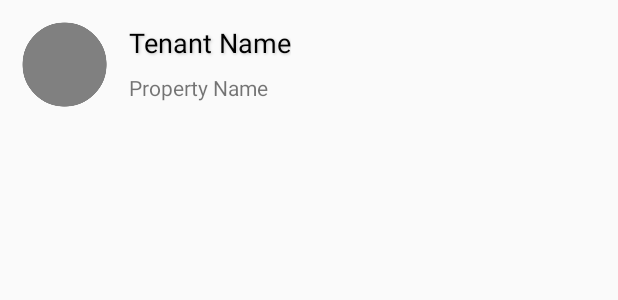
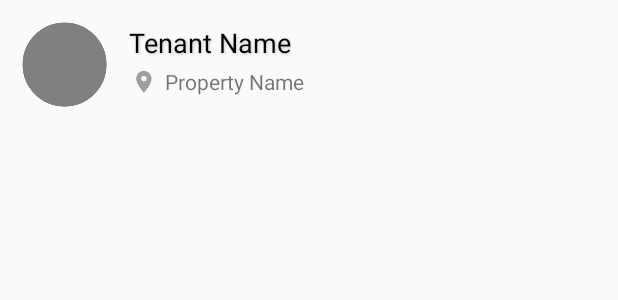
Before and after one commit to lowkaweiken/Rentasaur2, an Android app: the layout tenant_list_item.xml on its own in the app's theme, with its tools: preview values and no code run, on a phone screen of 412 x 824 dp. Shown: the top 300 px of the screen. Run offline under Robolectric (Android 15) with nearby library versions, the phone set to English and light mode, and no system bars.

```diff
--- a/app/src/main/AndroidManifest.xml
+++ b/app/src/main/AndroidManifest.xml
@@ -48,7 +48,9 @@
             android:name=".NewTenantActivity"
             android:parentActivityName=".MainActivity"
             android:screenOrientation="portrait" />
-        <activity android:name=".TenantProfile"></activity>
+        <activity android:name=".TenantProfile"
+            android:parentActivityName=".MainActivity"
+            android:screenOrientation="portrait"></activity>
     </application>
 
 </manifest>
--- a/app/src/main/res/layout/tenant_list_item.xml
+++ b/app/src/main/res/layout/tenant_list_item.xml
@@ -22,21 +22,31 @@
         android:textAppearance="@style/TextAppearance.AppCompat.Display1"
         android:textColor="@android:color/background_dark"
         android:textSize="18sp"
-        app:layout_constraintStart_toEndOf="@+id/imageView"
-        app:layout_constraintTop_toTopOf="@+id/imageView" />
+        app:layout_constraintStart_toEndOf="@+id/avatar_image"
+        app:layout_constraintTop_toTopOf="@+id/avatar_image" />
 
     <TextView
         android:id="@+id/tenant_property"
         android:layout_width="wrap_content"
         android:layout_height="wrap_content"
-        android:layout_marginStart="8dp"
-        android:layout_marginTop="8dp"
+        android:layout_marginStart="4dp"
+        android:layout_marginTop="4dp"
         android:text="Property Name"
-        app:layout_constraintStart_toEndOf="@+id/imageView"
+        app:layout_constraintStart_toEndOf="@+id/property_icon"
         app:layout_constraintTop_toBottomOf="@+id/tenant_name" />
 
     <ImageView
-        android:id="@+id/imageView"
+        android:id="@+id/property_icon"
+        android:layout_width="20dp"
+        android:layout_height="20dp"
+        android:layout_marginStart="8dp"
+        android:layout_marginTop="4dp"
+        app:layout_constraintStart_toEndOf="@+id/avatar_image"
+        app:layout_constraintTop_toBottomOf="@+id/tenant_name"
+        app:srcCompat="@mipmap/ic_address" />
+
+    <ImageView
+        android:id="@+id/avatar_image"
         android:layout_width="70dp"
         android:layout_height="70dp"
         android:layout_marginStart="8dp"
```
Also changed, not shown: app/src/main/java/com/example/kenlow/rentasaur2/TenantProfile.java (+48 -3 lines), app/src/main/res/menu/tenant_menu.xml (added, +8 -0 lines).
